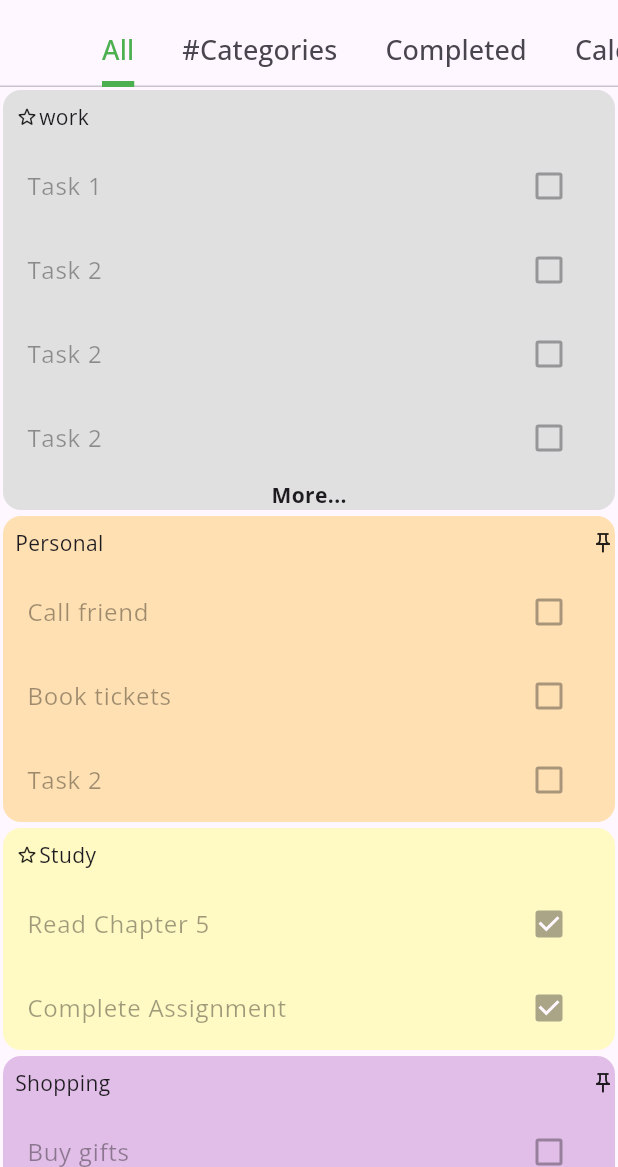
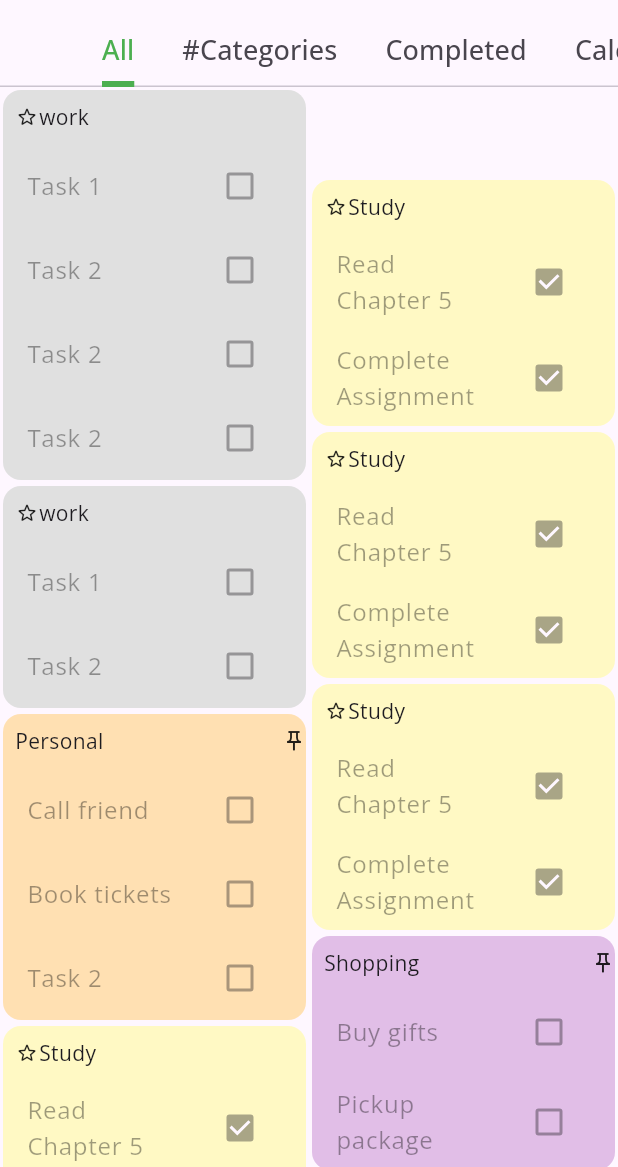
Before and after one commit to Hallcoder/znotes, a Flutter app: the screen it shows after launch, on a phone screen of 412 x 824 dp, the part 69-1236 px from its top. Run offline on Flutter 3.47's test engine with Material 3 defaults, Android fonts, the light colour scheme and no system bars; our stand-ins replace audioplayers, auto_route, shared_preferences, video_player.

Commit message:
[feat]: two columns with content sized elements

```diff
--- a/lib/components/CustomGridView.dart
+++ b/lib/components/CustomGridView.dart
@@ -1,9 +1,7 @@
 import 'dart:convert';
-
 import 'package:audioplayers/audioplayers.dart';
 import 'package:flutter/material.dart';
 import 'package:flutter/rendering.dart';
-import 'package:flutter_layout_grid/flutter_layout_grid.dart';
 import 'package:znotes/components/NoteCard.dart';
 import 'package:shared_preferences/shared_preferences.dart';
 import 'package:znotes/constants.dart';
@@ -22,21 +20,53 @@ class CustomGridView extends StatefulWidget {
 
 class _CustomGridViewState extends State<CustomGridView> {
   late List<Note> notes = [];
+  late List<Widget> firstColumn = [];
+  late List<Widget> secondColumn = [];
+
   late int count = 0;
 
   @override
   void initState() {
     super.initState();
+    print("Calling initState");
     fetchNotes();
+    for (Note e in testNotes) {
+      print("Calling initState ${testNotes.indexOf(e)}");
+      if (testNotes.indexOf(e) % 2 == 0) {
+        firstColumn.add(buildNoteCard(e));
+        print(firstColumn[0]);
+      } else {
+        secondColumn.add(buildNoteCard(e));
+      }
+    }
   }
 
+  // List<List<Note>> createLists(){
+  //
+  // }
   @override
   Widget build(BuildContext context) {
+    double screenWidth = MediaQuery.of(context).size.width;
+    double columnWidthPercentage = 0.5; // 80%
+    double columnWidth = columnWidthPercentage * screenWidth;
     return testNotes.isNotEmpty
-        ? Wrap(
-      children: testNotes.map((note) => buildNoteCard(note)).toList()
-      ,
-    )
+        ? SingleChildScrollView(
+            child:
+              Row(children: [
+                SizedBox(
+                  width: columnWidth,
+                  child: Column(
+                    children: firstColumn,
+                  ),
+                ),
+                SizedBox(
+                  width: columnWidth,
+                  child: Column(
+                    children: secondColumn,
+                  ),
+                )
+              ]),
+          )
         : const Text("No notes to show!");
   }
 
@@ -60,12 +90,12 @@ class _CustomGridViewState extends State<CustomGridView> {
   List<dynamic> filterNotes(String? noteListString) {
     List unfilteredNotes = json.decode(noteListString!);
     List filteredNotes = unfilteredNotes.where((note) {
-      debugPrint("Note Category ${note.category}");
-      debugPrint("Filter ${widget.filter}");
+      print("Note Category ${note.category}");
+      print("Filter ${widget.filter}");
       return note.category.toString().toLowerCase().trim() ==
           widget.filter.toLowerCase().trim();
     }).toList();
-    debugPrint("Notes filtered $filteredNotes");
+    print("Notes filtered $filteredNotes");
     return filteredNotes;
   }
 }
--- a/lib/components/NoteCard.dart
+++ b/lib/components/NoteCard.dart
@@ -18,12 +18,10 @@ class _NoteCardState extends State<NoteCard> {
   @override
   Widget build(BuildContext context) {
     print(widget.note.category.name);
-    return Flex(
-      direction: Axis.vertical,
-      children: [
-        Padding(
+    return Padding(
     padding: const EdgeInsets.all(2.0),
     child: Container(
+      // width: 150.0,
       decoration: BoxDecoration(
           color: categoryColors[widget.note.category.name],
           borderRadius: const BorderRadius.all(Radius.circular(12.0))),
@@ -52,8 +50,6 @@ class _NoteCardState extends State<NoteCard> {
         ],
       ),
     ),
-      ),
-    ]
       );
   }
 
@@ -93,10 +89,7 @@ class _NoteCardState extends State<NoteCard> {
       );
     } else {
       if (note.subtasks.isNotEmpty) {
-        return Column(
-          mainAxisSize: MainAxisSize.min,
-          children: [
-            ListView.builder(
+        return ListView.builder(
               shrinkWrap: true,
                 itemCount: note.subtasks.length > 4 ? 4 : note.subtasks.length,
                 itemBuilder: (BuildContext context, int index) {
@@ -104,23 +97,7 @@ class _NoteCardState extends State<NoteCard> {
                       title: Text(note.subtasks[index].title),
                       value: note.subtasks[0].checked,
                       onChanged: null);
-                }),
-            note.subtasks.length > 4
-                ? GestureDetector(
-                    child: const Text(
-                      "More...",
-                      style: TextStyle(fontWeight: FontWeight.bold),
-                    ),
-                    onTap: () {
-                      //TODO: open the NoteCard preview in default mode which is view not edit
-                    },
-                  )
-                : const SizedBox(
-                    width: 0,
-                    height: 0,
-                  )
-          ],
-        );
+                });
       }
       return const SizedBox(width: 100.0, height: 100.0);
     }
--- a/lib/constants.dart
+++ b/lib/constants.dart
@@ -25,7 +25,7 @@ List<CustomGridView> tabViews = [];
 List<Note> testNotes = [
   // Existing Note
    Note(
-    category: Category(name: "work", color: Colors.blueGrey),
+    category: Category(name: "work", color: categoryColors["work"] ?? Colors.indigo),
     color: Colors.blue,
     isStarred: true,
     isPinned: false,
@@ -44,9 +44,60 @@ List<Note> testNotes = [
     dueDate: DateTime(2023, 10, 15),
     reminders: [DateTime(2023, 10, 10), DateTime(2023, 10, 13)],
   ),
+  Note(
+    category: Category(name: "Study", color: categoryColors["Study"] ?? Colors.amber),
+    color: Colors.yellow,
+    isStarred: true,
+    isPinned: false,
+    images: [],
+    videos: [],
+    audios: [],
+    subtasks: [
+      Subtask(title: 'Read Chapter 5', checked: true),
+      Subtask(title: 'Complete Assignment', checked: false),
+    ],
+    completed: false,
+    dueDate: DateTime(2023, 10, 18),
+    reminders: [DateTime(2023, 10, 15), DateTime(2023, 10, 17)],
+  ),
+  Note(
+    category: Category(name: "work", color: categoryColors["work"] ?? Colors.indigo),
+    color: Colors.blue,
+    isStarred: true,
+    isPinned: false,
+    images: [
+      // ImageContent(path: 'assets/images/musk.jpg')
+    ],
+    videos: [],
+    audios: [],
+    subtasks: [
+      Subtask(title: 'Task 1', checked: false),
+      Subtask(title: 'Task 2', checked: true),
+
+    ],
+    completed: false,
+    dueDate: DateTime(2023, 10, 15),
+    reminders: [DateTime(2023, 10, 10), DateTime(2023, 10, 13)],
+  ),
+  Note(
+    category: Category(name: "Study", color: categoryColors["Study"] ?? Colors.amber),
+    color: Colors.yellow,
+    isStarred: true,
+    isPinned: false,
+    images: [],
+    videos: [],
+    audios: [],
+    subtasks: [
+      Subtask(title: 'Read Chapter 5', checked: true),
+      Subtask(title: 'Complete Assignment', checked: false),
+    ],
+    completed: false,
+    dueDate: DateTime(2023, 10, 18),
+    reminders: [DateTime(2023, 10, 15), DateTime(2023, 10, 17)],
+  ),
   // 4 Additional Notes
   Note(
-    category: Category(name: "Personal", color: Colors.purple),
+    category: Category(name: "Personal", color: categoryColors["Personal"] ?? Colors.deepPurple),
     color: Colors.red,
     isStarred: false,
     isPinned: true,
@@ -64,7 +115,7 @@ List<Note> testNotes = [
     reminders: [DateTime(2023, 10, 8), DateTime(2023, 10, 10)],
   ),
   Note(
-    category: Category(name: "Study", color: Colors.orange),
+    category: Category(name: "Study", color: categoryColors["Study"] ?? Colors.amber),
     color: Colors.yellow,
     isStarred: true,
     isPinned: false,
@@ -80,7 +131,23 @@ List<Note> testNotes = [
     reminders: [DateTime(2023, 10, 15), DateTime(2023, 10, 17)],
   ),
   Note(
-    category: Category(name: "Shopping", color: Colors.green),
+    category: Category(name: "Study", color: categoryColors["Study"] ?? Colors.amber),
+    color: Colors.yellow,
+    isStarred: true,
+    isPinned: false,
+    images: [],
+    videos: [],
+    audios: [],
+    subtasks: [
+      Subtask(title: 'Read Chapter 5', checked: true),
+      Subtask(title: 'Complete Assignment', checked: false),
+    ],
+    completed: false,
+    dueDate: DateTime(2023, 10, 18),
+    reminders: [DateTime(2023, 10, 15), DateTime(2023, 10, 17)],
+  ),
+  Note(
+    category: Category(name: "Shopping", color: categoryColors["Shopping"] ?? Colors.blueGrey),
     color: Colors.teal,
     isStarred: false,
     isPinned: true,
@@ -96,7 +163,7 @@ List<Note> testNotes = [
     reminders: [DateTime(2023, 10, 18), DateTime(2023, 10, 19)],
   ),
   Note(
-    category: Category(name: "Others", color: Colors.grey),
+    category: Category(name: "Others", color: categoryColors["Others"] ?? Colors.blueAccent),
     color: Colors.blueGrey,
     isStarred: false,
     isPinned: false,
@@ -111,4 +178,20 @@ List<Note> testNotes = [
     dueDate: DateTime(2023, 10, 25),
     reminders: [DateTime(2023, 10, 22), DateTime(2023, 10, 24)],
   ),
+  Note(
+    category: Category(name: "Study", color: categoryColors["Study"] ?? Colors.amber),
+    color: Colors.yellow,
+    isStarred: true,
+    isPinned: false,
+    images: [],
+    videos: [],
+    audios: [],
+    subtasks: [
+      Subtask(title: 'Read Chapter 5', checked: true),
+      Subtask(title: 'Complete Assignment', checked: false),
+    ],
+    completed: false,
+    dueDate: DateTime(2023, 10, 18),
+    reminders: [DateTime(2023, 10, 15), DateTime(2023, 10, 17)],
+  ),
 ];
--- a/lib/screens/HomeScreen.dart
+++ b/lib/screens/HomeScreen.dart
@@ -39,7 +39,7 @@ class _HomeScreenState extends State<HomeScreen>
           audioPlayer: audioPlayer,
         ),
       );
-      print("tabviews ${tabViews[0].filter}");// implement so the GridView custom component receives arguments that tell it which notes to load from SharedPreferences and show.
+      print("tabviews ${tabViews[0]}");// implement so the GridView custom component receives arguments that tell it which notes to load from SharedPreferences and show.
     }
   }
 
--- a/pubspec.yaml
+++ b/pubspec.yaml
@@ -65,9 +65,8 @@ flutter:
   uses-material-design: true
 
   # To add assets to your application, add an assets section, like this:
-  # assets:
-  #   - images/a_dot_burr.jpeg
-  #   - images/a_dot_ham.jpeg
+  assets:
+    - assets/images/
 
   # An image asset can refer to one or more resolution-specific "variants", see
   # https://flutter.dev/assets-and-images/#resolution-aware
```
Also changed, not shown: assets/images/download.jpeg (added), assets/images/musk.jpg (added). Lines whose indentation alone changed are shown as unchanged.
